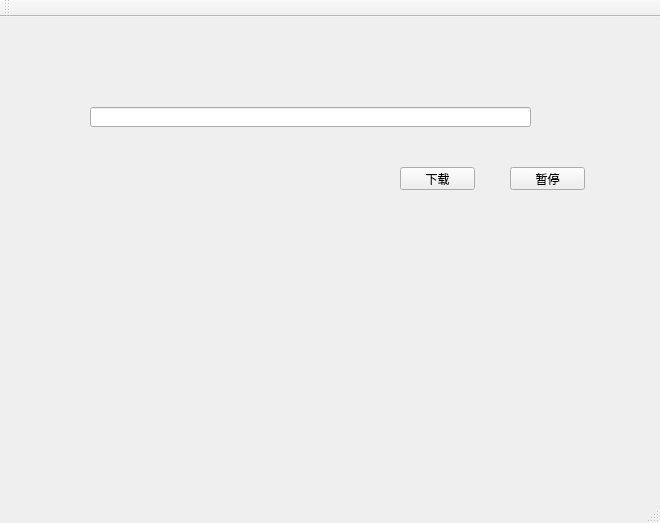
Before: the Qt Designer form version3_2--MulThread_real_MoveToThread/mainwindow.ui in BoolYing/Multi-Thread_FileDown, drawn with Qt 5.
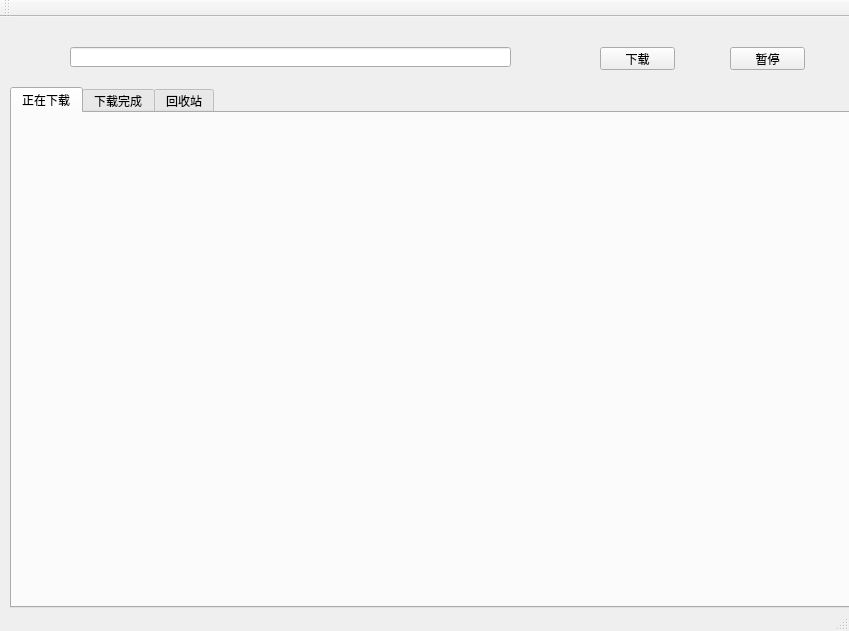
After: the same form once the commit is applied.

Commit message: 绘制了简单的UI，可以多线程下载任务。

The edit to the form file:
```diff
--- a/version3_2--MulThread_real_MoveToThread/mainwindow.ui
+++ b/version3_2--MulThread_real_MoveToThread/mainwindow.ui
@@ -6,8 +6,8 @@
    <rect>
     <x>0</x>
     <y>0</y>
-    <width>660</width>
-    <height>523</height>
+    <width>849</width>
+    <height>631</height>
    </rect>
   </property>
   <property name="windowTitle">
@@ -17,8 +17,8 @@
    <widget class="QPushButton" name="pushButton">
     <property name="geometry">
      <rect>
-      <x>400</x>
-      <y>150</y>
+      <x>600</x>
+      <y>30</y>
       <width>75</width>
       <height>23</height>
      </rect>
@@ -30,8 +30,8 @@
    <widget class="QLineEdit" name="lineEdit">
     <property name="geometry">
      <rect>
-      <x>90</x>
-      <y>90</y>
+      <x>70</x>
+      <y>30</y>
       <width>441</width>
       <height>20</height>
      </rect>
@@ -40,8 +40,8 @@
    <widget class="QPushButton" name="pushButton_2">
     <property name="geometry">
      <rect>
-      <x>510</x>
-      <y>150</y>
+      <x>730</x>
+      <y>30</y>
       <width>75</width>
       <height>23</height>
      </rect>
@@ -50,6 +50,34 @@
      <string>暂停</string>
     </property>
    </widget>
+   <widget class="QTabWidget" name="tabWidget">
+    <property name="geometry">
+     <rect>
+      <x>10</x>
+      <y>70</y>
+      <width>841</width>
+      <height>521</height>
+     </rect>
+    </property>
+    <property name="currentIndex">
+     <number>0</number>
+    </property>
+    <widget class="QWidget" name="tab_1">
+     <attribute name="title">
+      <string>正在下载</string>
+     </attribute>
+    </widget>
+    <widget class="QWidget" name="tab_2">
+     <attribute name="title">
+      <string>下载完成</string>
+     </attribute>
+    </widget>
+    <widget class="QWidget" name="tab_3">
+     <attribute name="title">
+      <string>回收站</string>
+     </attribute>
+    </widget>
+   </widget>
   </widget>
   <widget class="QMenuBar" name="menuBar">
    <property name="geometry">
```
Left out of the diff: 2 changed lines with no effect on the pictures. The commit also changes 8 other files.
